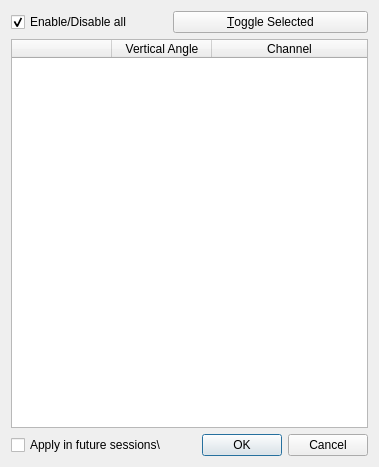
Old version of the form VelodyneHDL/vvLaserSelectionDialog.ui in the repository Kitware/VeloView.
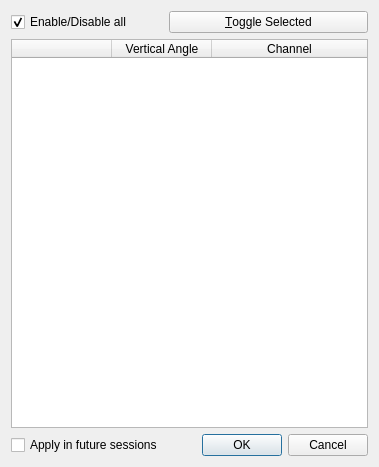
New version of the form.

Commit message:
Add persistence of laser selection dialog
When checked save the state of the laser selection dialog for future
sessions.  The dialog always shows the current state but the persistent
state is only checked when the checkbox is saved.

Diff of the .ui file:
```diff
--- a/VelodyneHDL/vvLaserSelectionDialog.ui
+++ b/VelodyneHDL/vvLaserSelectionDialog.ui
@@ -93,7 +93,7 @@
    <item row="7" column="1">
     <widget class="QCheckBox" name="saveCheckBox">
      <property name="text">
-      <string>Apply in future sessions\</string>
+      <string>Apply in future sessions</string>
      </property>
      <property name="checked">
       <bool>false</bool>
```
The commit also changes 3 other files.
